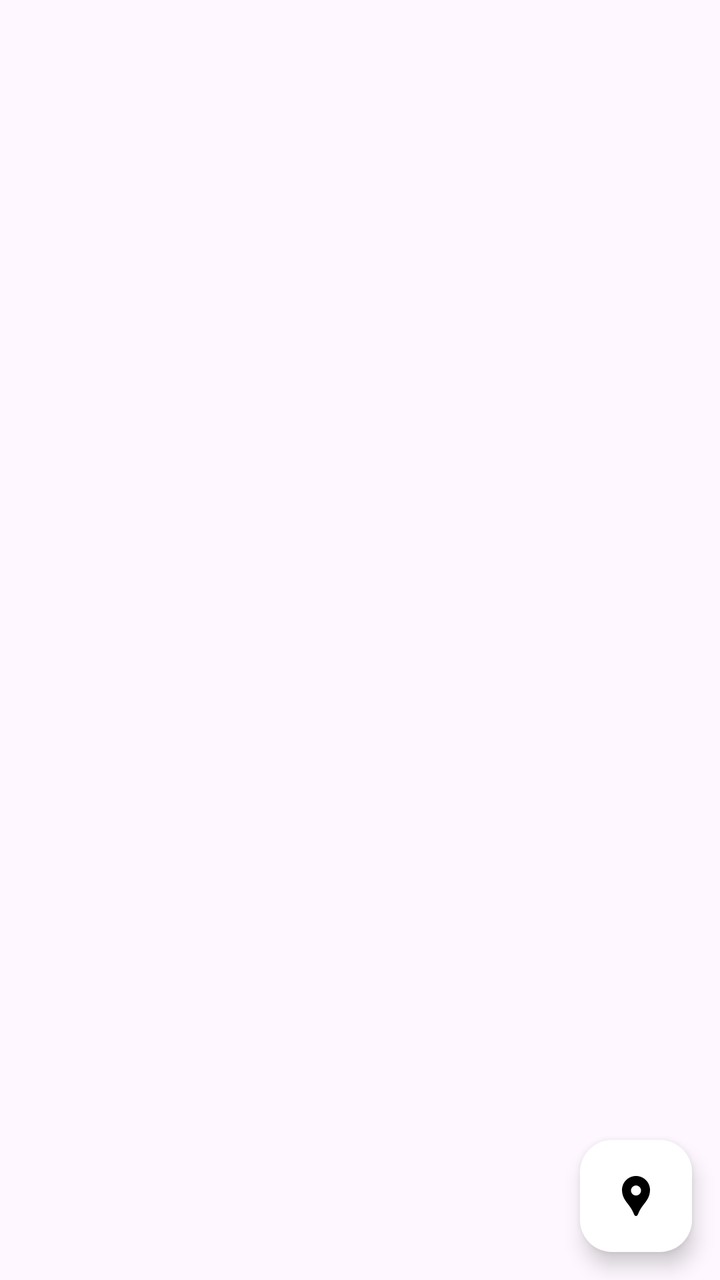
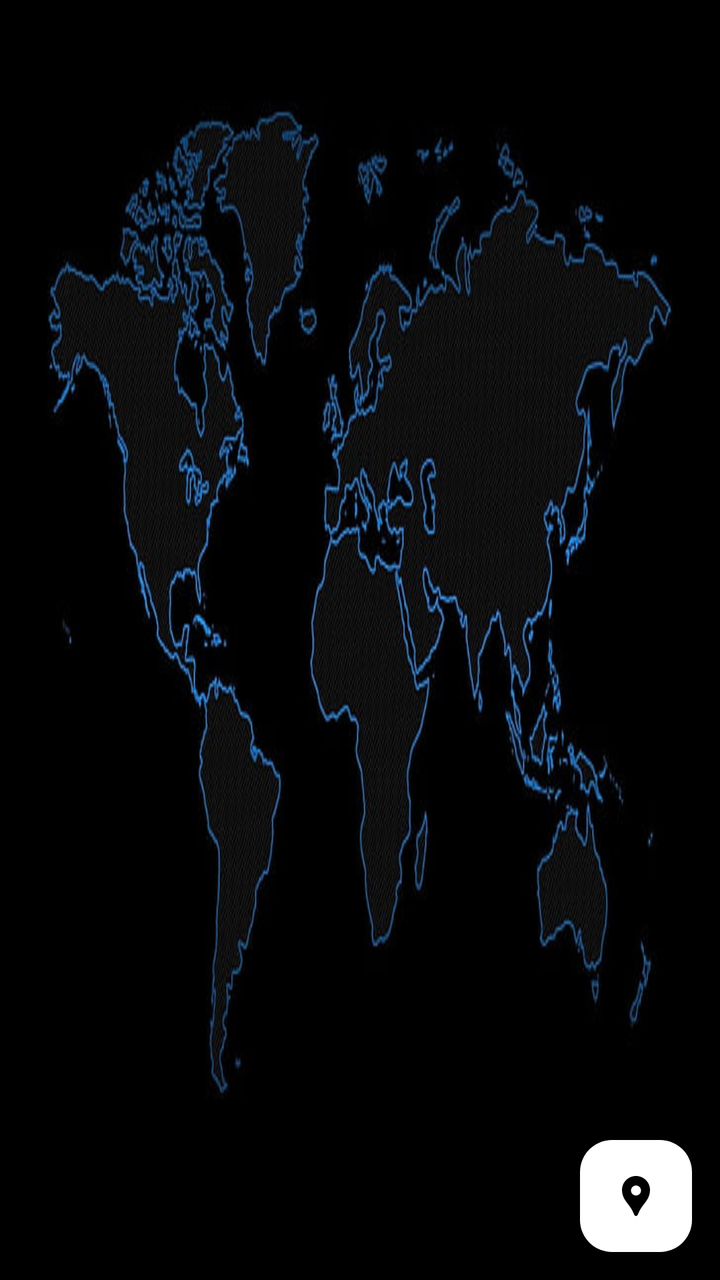

Screens rendered from an Android XML layout before and after an edit, with the pre-edit source and the edit as a unified diff.
<!-- AndroidManifest.xml: application theme Theme.ShareSpot -->
<!-- res/layout/fragment_friends.xml -->
<?xml version="1.0" encoding="utf-8"?>
<androidx.constraintlayout.widget.ConstraintLayout xmlns:android="http://schemas.android.com/apk/res/android"
    xmlns:tools="http://schemas.android.com/tools"
    android:layout_width="match_parent"
    android:layout_height="match_parent"

    xmlns:app="http://schemas.android.com/apk/res-auto"
    tools:context=".FriendsFragment">

    <androidx.recyclerview.widget.RecyclerView
        android:id="@+id/userRV"
        app:layout_constraintBottom_toBottomOf="parent"
        app:layout_constraintEnd_toEndOf="parent"
        app:layout_constraintStart_toStartOf="parent"
        app:layout_constraintTop_toTopOf="parent"
        android:layout_width="0dp"
        android:layout_height="0dp"
        tools:listitem="@layout/item_user" />


    <com.google.android.material.floatingactionbutton.FloatingActionButton
        android:id="@+id/locationBtn"
        app:borderWidth="0dp"
        app:layout_constraintBottom_toBottomOf="parent"
        app:layout_constraintEnd_toEndOf="parent"
        app:layout_constraintHorizontal_bias="0.954"
        app:layout_constraintStart_toStartOf="parent"
        app:layout_constraintTop_toTopOf="parent"
        app:layout_constraintVertical_bias="0.976"
        app:tint="@null"
        android:layout_width="wrap_content"
        android:layout_height="wrap_content"
        android:backgroundTint="@color/white"
        android:src="@drawable/loaction" />

</androidx.constraintlayout.widget.ConstraintLayout>
<!-- res/layout/item_user.xml (included above) -->
<?xml version="1.0" encoding="utf-8"?>
<androidx.cardview.widget.CardView xmlns:android="http://schemas.android.com/apk/res/android"
    xmlns:tools="http://schemas.android.com/tools"
    xmlns:app="http://schemas.android.com/apk/res-auto"
    android:layout_width="match_parent"
    android:layout_marginTop="12dp"
    android:layout_marginHorizontal="12dp"
    app:cardElevation="15dp"
    app:cardCornerRadius="20dp"
    android:backgroundTint="@android:color/transparent"
    android:layout_height="wrap_content">

    <androidx.constraintlayout.widget.ConstraintLayout
        android:layout_width="match_parent"
        android:padding="16dp"
        android:layout_height="wrap_content"
        android:background="@drawable/card_gradient_background"
        android:clipToPadding="false">

        <TextView
            android:id="@+id/displayNameTxt"
            android:layout_width="0dp"
            android:layout_height="wrap_content"
            android:text="Display Name"
            android:textColor="#FFFFFF"
            android:textSize="24sp"
            android:textStyle="bold"
            android:shadowColor="#000000"
            android:shadowRadius="4"
            app:layout_constraintEnd_toEndOf="parent"
            app:layout_constraintStart_toStartOf="parent"
            app:layout_constraintTop_toTopOf="parent" />

        <TextView
            android:id="@+id/emailTxt"
            android:layout_width="0dp"
            android:layout_height="wrap_content"
            android:text="Email"
            android:textColor="#FFFFFF"
            android:textSize="20sp"
            android:layout_marginTop="8dp"
            app:layout_constraintEnd_toEndOf="@+id/displayNameTxt"
            app:layout_constraintStart_toStartOf="@+id/displayNameTxt"
            app:layout_constraintTop_toBottomOf="@+id/displayNameTxt" />

        <TextView
            android:id="@+id/locationTxt"
            android:layout_width="0dp"
            android:layout_height="wrap_content"
            android:layout_marginTop="8dp"
            android:text="Location"
            android:textColor="#FFFFFF"
            android:textSize="20sp"
            app:layout_constraintBottom_toBottomOf="parent"
            app:layout_constraintEnd_toEndOf="@+id/emailTxt"
            app:layout_constraintStart_toStartOf="@+id/emailTxt"
            app:layout_constraintTop_toBottomOf="@+id/emailTxt" />

    </androidx.constraintlayout.widget.ConstraintLayout>
</androidx.cardview.widget.CardView>
<!-- resources referenced by this layout -->
<resources>
  <color name="white">#FFFFFFFF</color>
  <!-- drawable card_gradient_background (drawable) -->
  <?xml version="1.0" encoding="utf-8"?>
  <shape xmlns:android="http://schemas.android.com/apk/res/android">
      <gradient
          android:startColor="#1943AB"
          android:endColor="#8A9CCA"
          android:angle="45"/>
      <corners android:radius="20dp"/>
  </shape>
  <!-- drawable loaction (drawable) -->
  <vector xmlns:android="http://schemas.android.com/apk/res/android" android:height="24dp" android:tint="#000000" android:viewportHeight="24" android:viewportWidth="24" android:width="24dp">
        
      <path android:fillColor="@android:color/white" android:pathData="M12,2L12,2C8.13,2 5,5.13 5,9c0,1.74 0.5,3.37 1.41,4.84c0.95,1.54 2.2,2.86 3.16,4.4c0.47,0.75 0.81,1.45 1.17,2.26C11,21.05 11.21,22 12,22h0c0.79,0 1,-0.95 1.25,-1.5c0.37,-0.81 0.7,-1.51 1.17,-2.26c0.96,-1.53 2.21,-2.85 3.16,-4.4C18.5,12.37 19,10.74 19,9C19,5.13 15.87,2 12,2zM12,11.75c-1.38,0 -2.5,-1.12 -2.5,-2.5s1.12,-2.5 2.5,-2.5s2.5,1.12 2.5,2.5S13.38,11.75 12,11.75z"/>
      
  </vector>
  <style name="Theme.ShareSpot" parent="Base.Theme.ShareSpot" />
  <style name="Base.Theme.ShareSpot" parent="Theme.Material3.DayNight.NoActionBar">
          
          
      </style>
</resources>

<!-- the commit's change to res/layout/fragment_friends.xml (unified diff, before → after) -->
@@ -5,6 +5,7 @@
     android:layout_height="match_parent"
 
     xmlns:app="http://schemas.android.com/apk/res-auto"
+    android:background="@drawable/mappimage"
     tools:context=".FriendsFragment">
 
     <androidx.recyclerview.widget.RecyclerView
@@ -51,7 +52,7 @@
         android:layout_width="match_parent"
         android:padding="16dp"
         android:layout_height="wrap_content"
-        android:background="@drawable/card_gradient_background"
+        android:background="@drawable/profile_button_bg"
         android:clipToPadding="false">
 
         <TextView
<!-- resource entries referenced after the edit -->
@@ -1,21 +1,31 @@
 <!-- resources referenced by this layout -->
 <resources>
   <color name="white">#FFFFFFFF</color>
-  <!-- drawable card_gradient_background (drawable) -->
-  <?xml version="1.0" encoding="utf-8"?>
-  <shape xmlns:android="http://schemas.android.com/apk/res/android">
-      <gradient
-          android:startColor="#1943AB"
-          android:endColor="#8A9CCA"
-          android:angle="45"/>
-      <corners android:radius="20dp"/>
-  </shape>
   <!-- drawable loaction (drawable) -->
   <vector xmlns:android="http://schemas.android.com/apk/res/android" android:height="24dp" android:tint="#000000" android:viewportHeight="24" android:viewportWidth="24" android:width="24dp">
         
       <path android:fillColor="@android:color/white" android:pathData="M12,2L12,2C8.13,2 5,5.13 5,9c0,1.74 0.5,3.37 1.41,4.84c0.95,1.54 2.2,2.86 3.16,4.4c0.47,0.75 0.81,1.45 1.17,2.26C11,21.05 11.21,22 12,22h0c0.79,0 1,-0.95 1.25,-1.5c0.37,-0.81 0.7,-1.51 1.17,-2.26c0.96,-1.53 2.21,-2.85 3.16,-4.4C18.5,12.37 19,10.74 19,9C19,5.13 15.87,2 12,2zM12,11.75c-1.38,0 -2.5,-1.12 -2.5,-2.5s1.12,-2.5 2.5,-2.5s2.5,1.12 2.5,2.5S13.38,11.75 12,11.75z"/>
       
   </vector>
+  <!-- drawable mappimage: jpg bitmap (drawable, 36018 bytes) -->
+  <!-- drawable profile_button_bg (drawable) -->
+  <?xml version="1.0" encoding="utf-8"?>
+  <selector xmlns:android="http://schemas.android.com/apk/res/android">
+      <item android:state_pressed="true">
+          <shape>
+              <solid android:color="#90CAF9"/> 
+              <corners android:radius="40dp"/> 
+              <stroke android:width="2dp" android:color="#2196F3"/> 
+          </shape>
+      </item>
+      <item>
+          <shape>
+              <solid android:color="#550E9E"/> 
+              <corners android:radius="40dp"/> 
+              <stroke android:width="2dp" android:color="#2196F3"/> 
+          </shape>
+      </item>
+  </selector>
   <style name="Theme.ShareSpot" parent="Base.Theme.ShareSpot" />
   <style name="Base.Theme.ShareSpot" parent="Theme.Material3.DayNight.NoActionBar">
           
